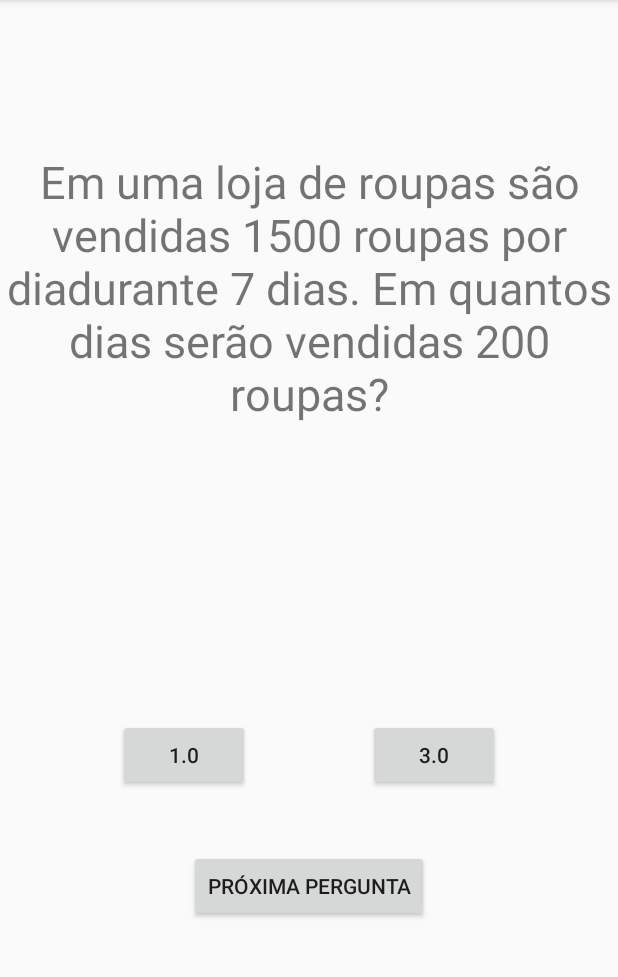
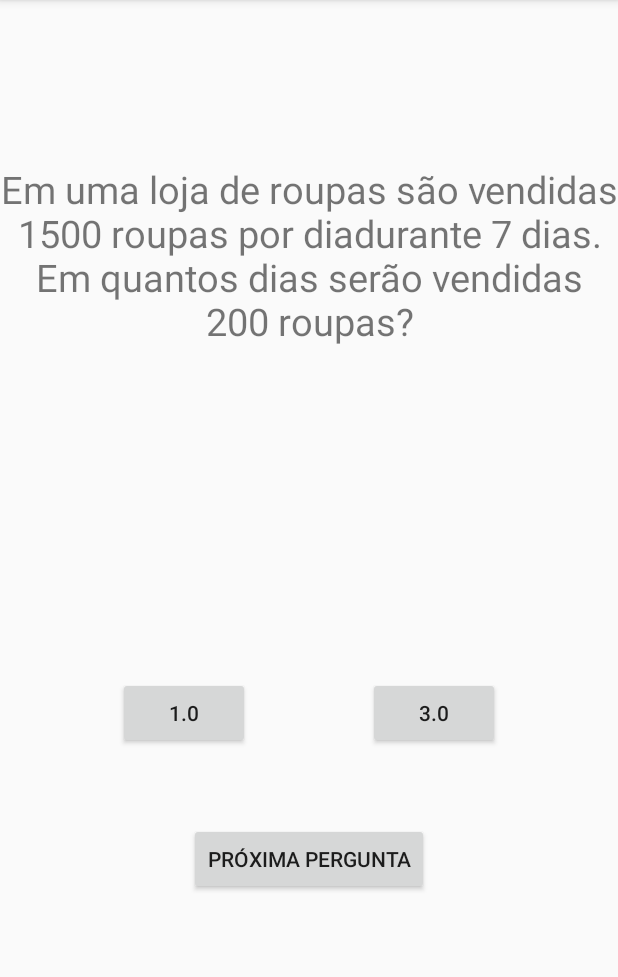
Before and after one commit to bispodev/first-app-android, an Android app: the screen it shows after launch (MainActivity), after a tap on "1.0", on a phone screen of 412 x 824 dp, the part 84-1061 px from its top. Run offline under Robolectric (Android 15) with nearby library versions, the phone set to English and light mode, and no system bars.

Commit message:
Organização e Next
Proxima pergunta
Organização do codigo
(Contem bugs)

```diff
--- a/app/src/main/java/com/bispodev/mathquiz/controller/MainActivity.java
+++ b/app/src/main/java/com/bispodev/mathquiz/controller/MainActivity.java
@@ -16,29 +16,17 @@ import com.bispodev.mathquiz.model.VerifyQuestion;
 public class MainActivity extends AppCompatActivity {
 
     private ReporQuestion reporQuestion = new ReporQuestion();
-
+    private int indexQuestion = 0;
+    private TextView txtQuestion;
+    private Button btnCorreto, btnInorreto, btnNextQuestion;
     @Override
     protected void onCreate(Bundle savedInstanceState) {
         super.onCreate(savedInstanceState);
         setContentView(R.layout.activity_main);
 
-        Question question = reporQuestion.getReporQuestion().get(0);
-
-        TextView txtQuestion = findViewById(R.id.textView);
-        txtQuestion.setText(question.getText());
-
-        Button btnCorreto = findViewById(R.id.btn_correto);
-        btnCorreto.setText(String.valueOf(question.getCorreta()));
-
-
-        Button btnInorreto = findViewById(R.id.btn_incorreto);
-        btnInorreto.setText(String.valueOf(question.getIncorreta()));
-
-        Button btnNextQuestion = findViewById(R.id.nextQuestion);
-        btnNextQuestion.setText("Próxima pergunta");
-
+        Question question = reporQuestion.getReporQuestion().get(indexQuestion);
+        Texts(question);
         // Listener resp
-
         View.OnClickListener respostaDoBtn = new View.OnClickListener() {
             @Override
             public void onClick(View v) {
@@ -46,10 +34,15 @@ public class MainActivity extends AppCompatActivity {
                 String mensagem;
 
                 VerifyQuestion verifyQuestion = new VerifyQuestion();
-                Question question = reporQuestion.getReporQuestion().get(0);
+                Question question = reporQuestion.getReporQuestion().get(indexQuestion);
 
                 if(verifyQuestion.isRespostaCorreta(question, Double.valueOf(resposta))){
                     mensagem = "Parabéns, tu acertou!";
+                    if(reporQuestion.getReporQuestion().size() >= indexQuestion){
+                        indexQuestion ++;
+                    }else{
+                        indexQuestion = 0;
+                    }
                 }else{
                     mensagem = "Aah, tu errou, seu burro :(";
                 }
@@ -58,8 +51,40 @@ public class MainActivity extends AppCompatActivity {
             }
         };
 
+        View.OnClickListener nextQuestion = new View.OnClickListener() {
+            @Override
+            public void onClick(View v) {
+                if(reporQuestion.getReporQuestion().size() >= indexQuestion){
+                    indexQuestion ++;
+                }else{
+                    indexQuestion = 0;
+                }
+
+                Question question = reporQuestion.getReporQuestion().get(indexQuestion);
+                Texts(question);
+            }
+        };
+
         btnCorreto.setOnClickListener(respostaDoBtn);
         btnInorreto.setOnClickListener(respostaDoBtn);
+        btnNextQuestion.setOnClickListener(nextQuestion);
+
+
+
 
     }
+
+    private void Texts(Question question){
+        txtQuestion= findViewById(R.id.textView);
+        txtQuestion.setText(question.getText());
+
+        btnCorreto= findViewById(R.id.btn_correto);
+        btnCorreto.setText(String.valueOf(question.getCorreta()));
+
+        btnInorreto = findViewById(R.id.btn_incorreto);
+        btnInorreto.setText(String.valueOf(question.getIncorreta()));
+
+        btnNextQuestion = findViewById(R.id.nextQuestion);
+        btnNextQuestion.setText("Próxima pergunta");
+    };
 }
--- a/app/src/main/res/layout/activity_main.xml
+++ b/app/src/main/res/layout/activity_main.xml
@@ -11,7 +11,7 @@
         android:layout_width="wrap_content"
         android:layout_height="wrap_content"
         android:text="Question"
-        android:textSize="30sp"
+        android:textSize="25sp"
         android:textAlignment="center"
         android:layout_margin="50px"
         app:layout_constraintBottom_toBottomOf="parent"
```
